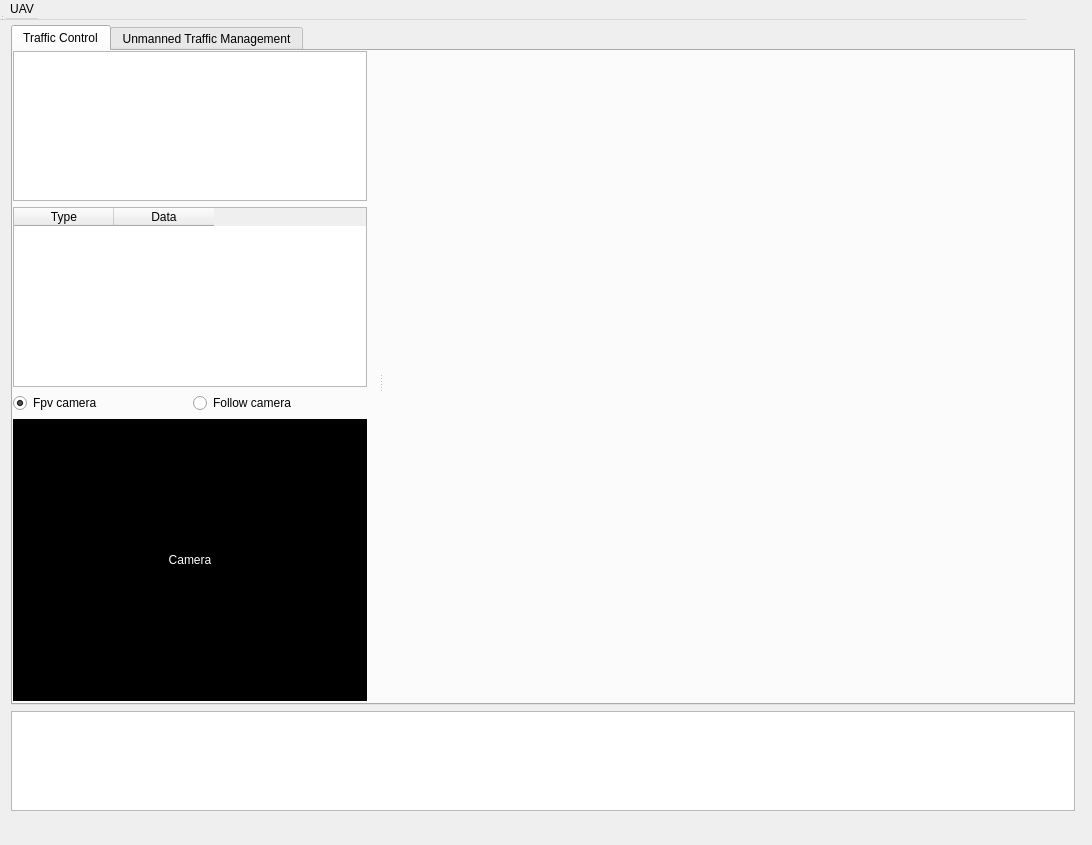
Old version of the form ui/mainwidget.ui in the repository SUV-Olympiad/SUV-GCS.
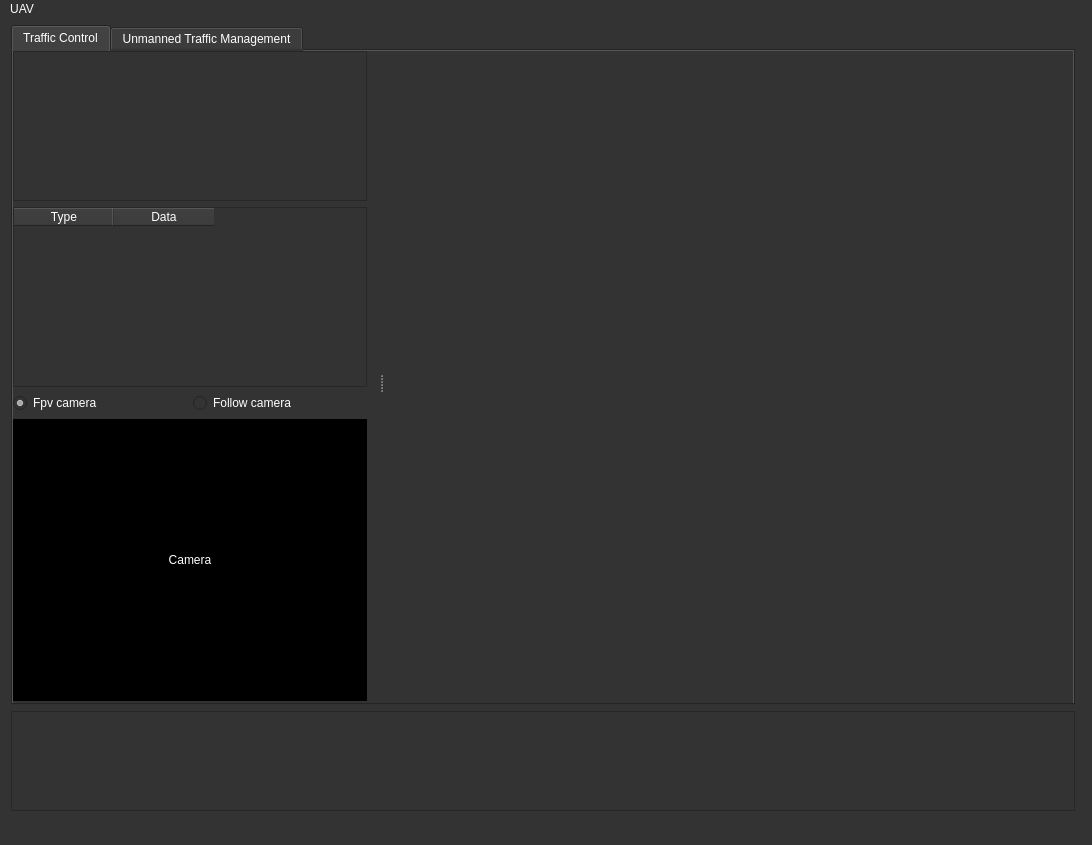
New version of the form. Icons and pictures are not drawn. Custom widgets are drawn as their Qt base class.

Commit message: Design:dark theme

Patch:
```diff
--- a/ui/mainwidget.ui
+++ b/ui/mainwidget.ui
@@ -29,6 +29,10 @@
    <iconset>
     <normaloff>:/icon/Src/UI/icon/title.png</normaloff>:/icon/Src/UI/icon/title.png</iconset>
   </property>
+  <property name="styleSheet">
+   <string notr="true">background:#333;
+color:#fff;</string>
+  </property>
   <widget class="QWidget" name="centralWidget">
    <property name="enabled">
     <bool>true</bool>
@@ -80,6 +84,9 @@
       <property name="toolTip">
        <string>&lt;html&gt;&lt;head/&gt;&lt;body&gt;&lt;p&gt;Traffic Control&lt;/p&gt;&lt;/body&gt;&lt;/html&gt;</string>
       </property>
+      <property name="styleSheet">
+       <string notr="true"/>
+      </property>
       <property name="currentIndex">
        <number>0</number>
       </property>
@@ -253,7 +260,7 @@
               </font>
              </property>
              <property name="styleSheet">
-              <string notr="true"/>
+              <string notr="true">background:transparent</string>
              </property>
             </widget>
            </item>
@@ -278,7 +285,7 @@
        </size>
       </property>
       <property name="styleSheet">
-       <string notr="true">color:red; font-size:16px; </string>
+       <string notr="true">color:#FF4F28; font-size:16px; </string>
       </property>
      </widget>
     </item>
@@ -289,8 +296,8 @@
     <rect>
      <x>0</x>
      <y>0</y>
-     <width>1026</width>
-     <height>20</height>
+     <width>1092</width>
+     <height>22</height>
     </rect>
    </property>
    <widget class="QMenu" name="menuOption">
```
The commit also changes 2 other files.
